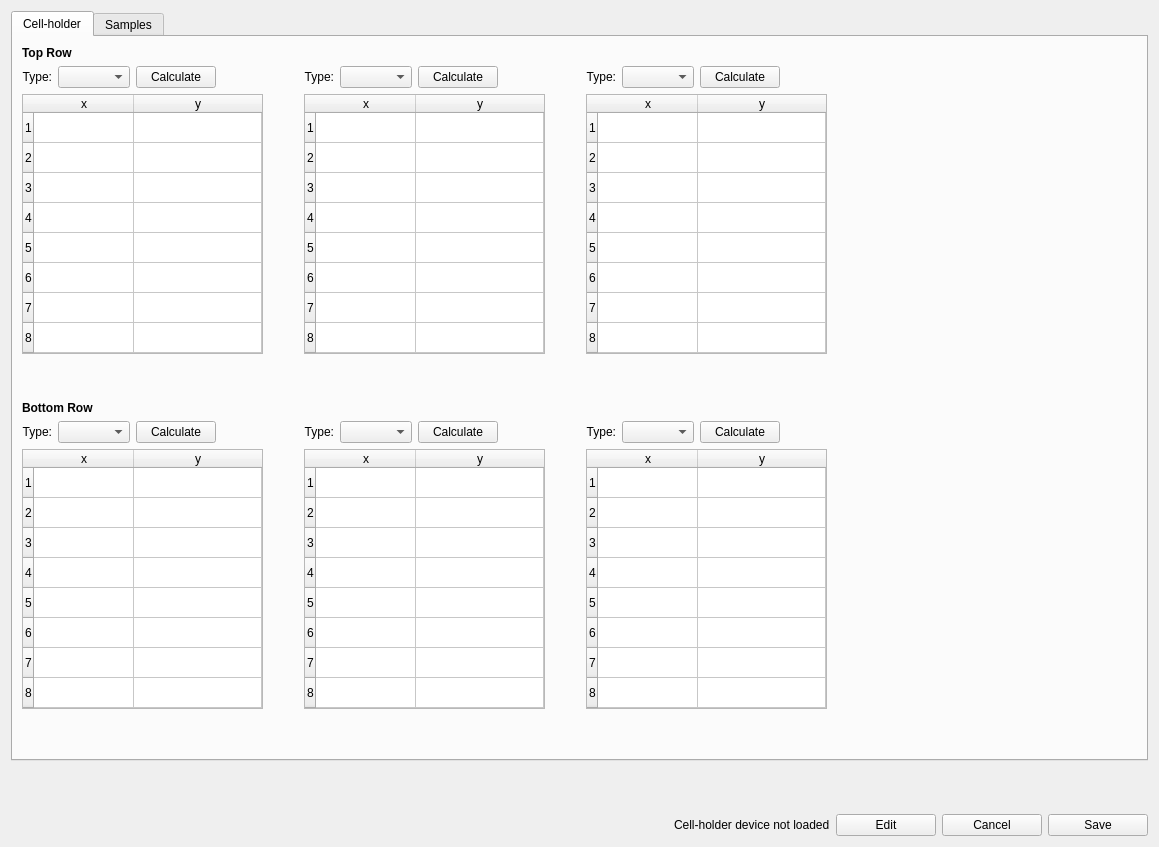
First picture: the form in nicos_ess/loki/gui/ui_files/sample_holder_config.ui, repository mlz-ictrl/nicos, before the edit.
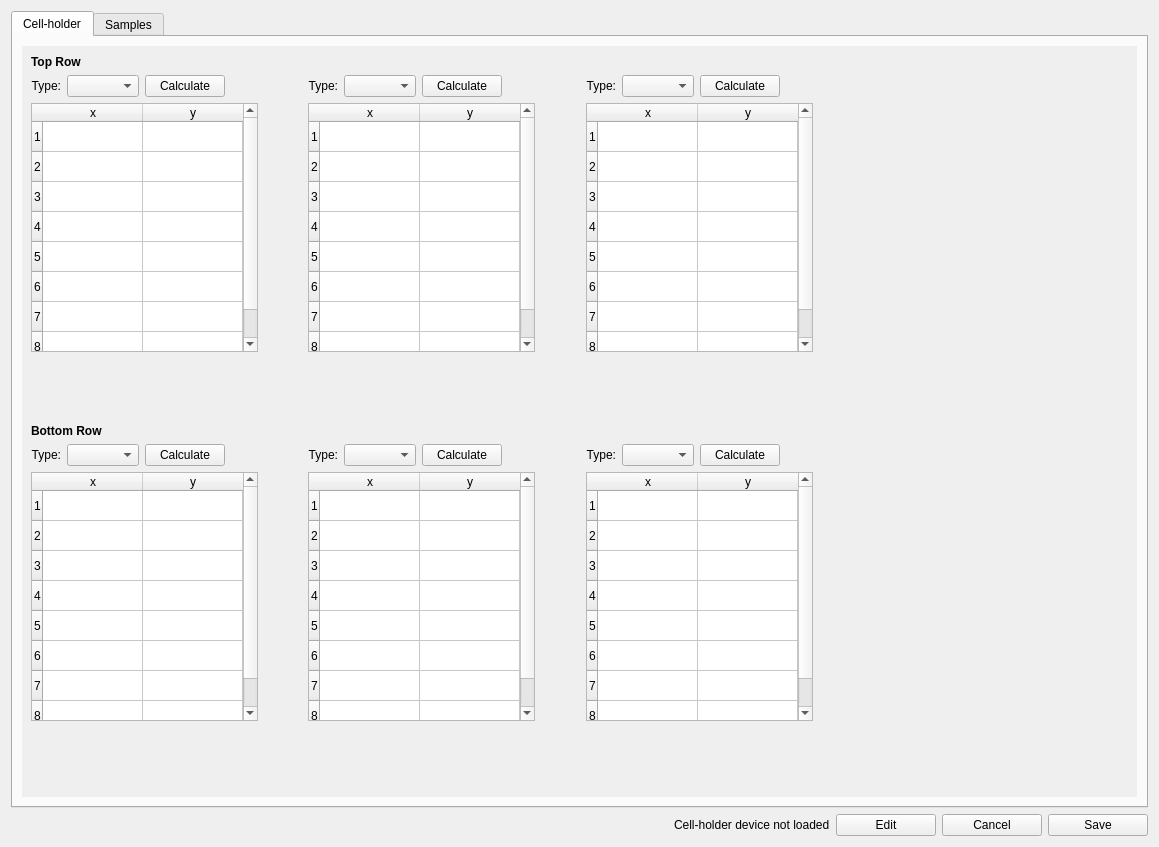
Second picture: the form after the edit. The open tabs and pages were chosen to show the change.

Commit message: ESS: add scrollbars to cell config panel

What changed in the file:
```diff
--- a/nicos_ess/loki/gui/ui_files/sample_holder_config.ui
+++ b/nicos_ess/loki/gui/ui_files/sample_holder_config.ui
@@ -23,7 +23,34 @@
       <attribute name="title">
        <string>Cell-holder</string>
       </attribute>
-      <layout class="QVBoxLayout" name="verticalLayout">
+      <layout class="QVBoxLayout" name="verticalLayout_10">
+       <item>
+        <widget class="QScrollArea" name="scrollArea">
+         <property name="sizePolicy">
+          <sizepolicy hsizetype="Expanding" vsizetype="Expanding">
+           <horstretch>0</horstretch>
+           <verstretch>0</verstretch>
+          </sizepolicy>
+         </property>
+         <property name="frameShape">
+          <enum>QFrame::NoFrame</enum>
+         </property>
+         <property name="sizeAdjustPolicy">
+          <enum>QAbstractScrollArea::AdjustIgnored</enum>
+         </property>
+         <property name="widgetResizable">
+          <bool>true</bool>
+         </property>
+         <widget class="QWidget" name="scrollAreaWidgetContents">
+          <property name="geometry">
+           <rect>
+            <x>0</x>
+            <y>0</y>
+            <width>1089</width>
+            <height>720</height>
+           </rect>
+          </property>
+          <layout class="QVBoxLayout" name="verticalLayout_9">
        <item>
         <widget class="QLabel" name="label">
          <property name="font">
@@ -410,6 +437,12 @@
        </item>
        <item>
         <widget class="QLabel" name="label_6">
+             <property name="minimumSize">
+              <size>
+               <width>0</width>
+               <height>50</height>
+              </size>
+             </property>
          <property name="font">
           <font>
            <weight>75</weight>
@@ -419,6 +452,9 @@
          <property name="text">
           <string>Bottom Row</string>
          </property>
+             <property name="alignment">
+              <set>Qt::AlignBottom|Qt::AlignLeading|Qt::AlignLeft</set>
+             </property>
         </widget>
        </item>
        <item>
@@ -792,9 +828,39 @@
          </item>
         </layout>
        </item>
-      </layout>
-     </widget>
-     <widget class="QWidget" name="tab_2">
+           <item>
+            <spacer name="verticalSpacer">
+             <property name="orientation">
+              <enum>Qt::Vertical</enum>
+             </property>
+             <property name="sizeHint" stdset="0">
+              <size>
+               <width>20</width>
+               <height>40</height>
+              </size>
+             </property>
+            </spacer>
+           </item>
+           <item>
+            <spacer name="verticalSpacer_8">
+             <property name="orientation">
+              <enum>Qt::Vertical</enum>
+             </property>
+             <property name="sizeHint" stdset="0">
+              <size>
+               <width>20</width>
+               <height>40</height>
+              </size>
+             </property>
+            </spacer>
+           </item>
+          </layout>
+         </widget>
+        </widget>
+       </item>
+      </layout>
+     </widget>
+     <widget class="QWidget" name="samplesTab">
       <attribute name="title">
        <string>Samples</string>
       </attribute>
@@ -806,19 +872,6 @@
      </widget>
     </widget>
    </item>
-   <item>
-    <spacer name="verticalSpacer">
-     <property name="orientation">
-      <enum>Qt::Vertical</enum>
-     </property>
-     <property name="sizeHint" stdset="0">
-      <size>
-       <width>20</width>
-       <height>40</height>
-      </size>
-     </property>
-    </spacer>
-   </item>
    <item>
     <layout class="QHBoxLayout" name="horizontalLayout_2">
      <item>
```
Left out of the diff: 4 changed lines with no effect on the pictures. Lines whose indentation alone changed are shown as unchanged. The commit also changes 2 other files.
